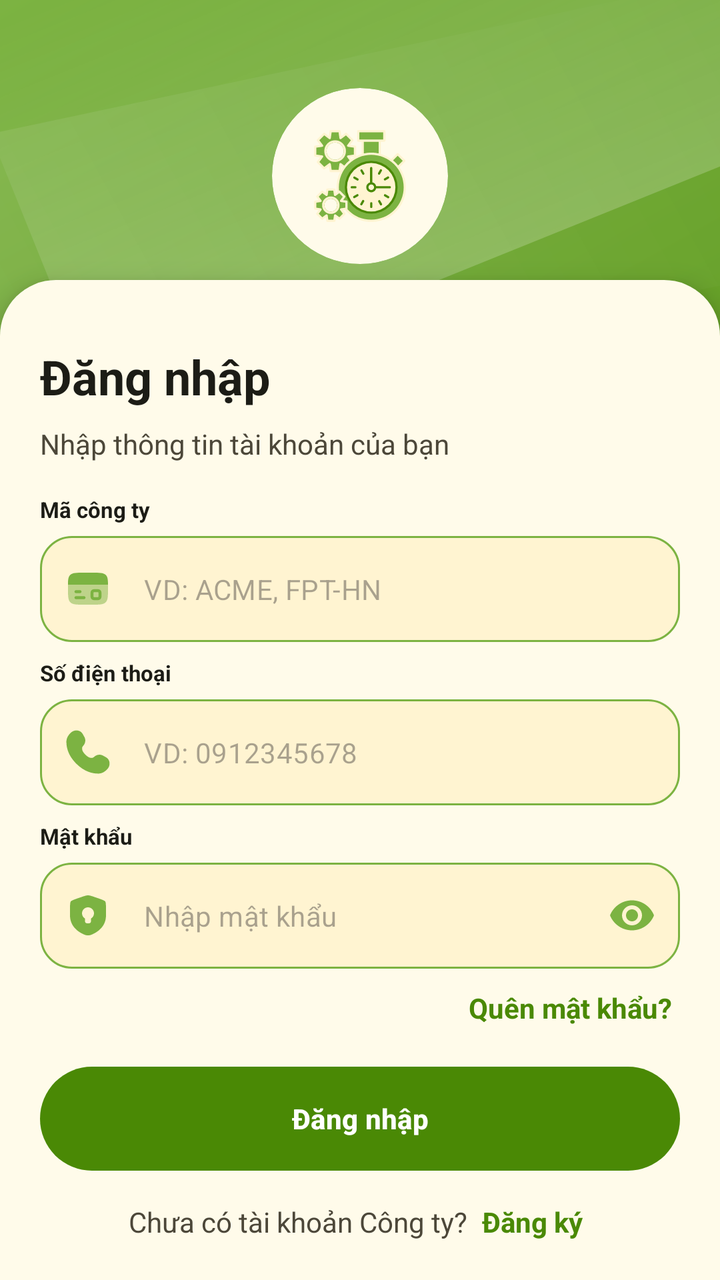
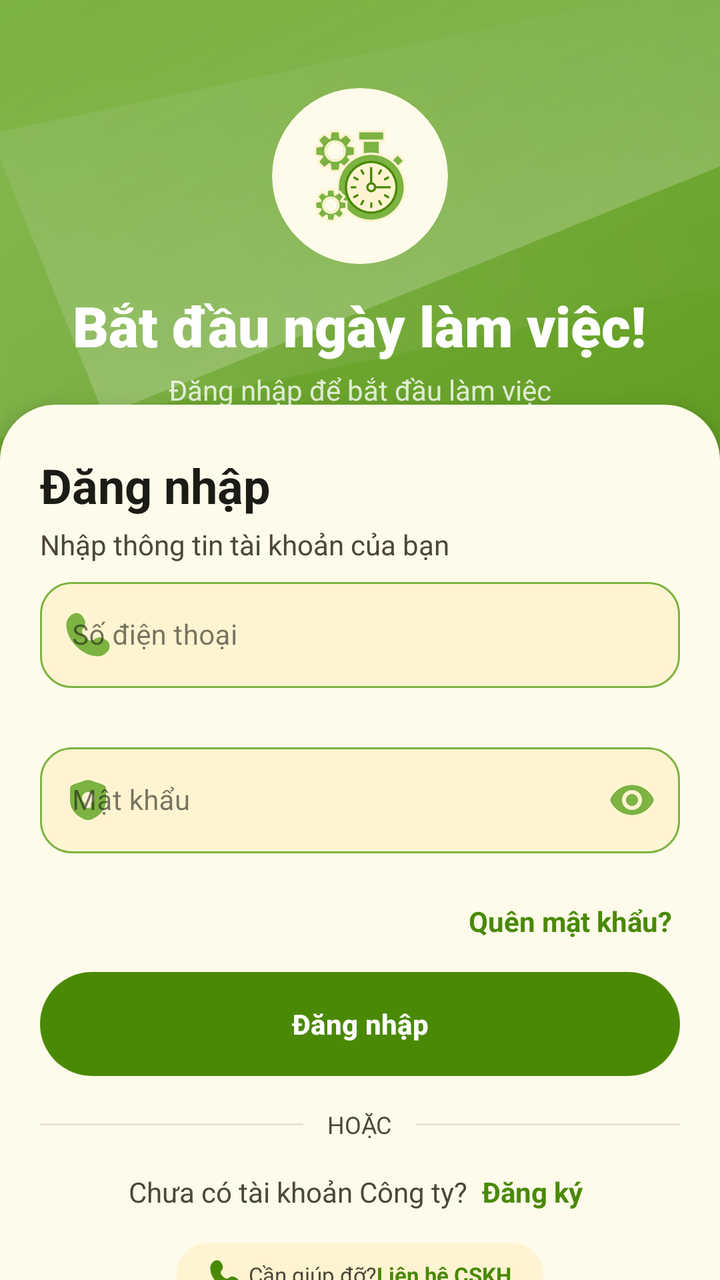

An Android layout rendered at two revisions. The XML below is the earlier revision; the diff shows what the commit changed to produce the second picture.
<!-- AndroidManifest.xml: application theme Theme.AttendanceApp -->
<!-- res/layout/fragment_login.xml -->
<?xml version="1.0" encoding="utf-8"?>
<androidx.coordinatorlayout.widget.CoordinatorLayout
    xmlns:android="http://schemas.android.com/apk/res/android"
    xmlns:app="http://schemas.android.com/apk/res-auto"
    xmlns:tools="http://schemas.android.com/tools"
    android:layout_width="match_parent"
    android:layout_height="match_parent"
    android:background="@drawable/bg_login_header"
    tools:context=".ui.main.auth.login.LoginFragment">

    
    <androidx.constraintlayout.widget.ConstraintLayout
        android:id="@+id/headerLayout"
        android:layout_width="match_parent"
        android:layout_height="match_parent">

        
        <LinearLayout
            android:id="@+id/loginHeader"
            android:layout_width="match_parent"
            android:layout_height="wrap_content"
            android:layout_marginTop="44dp"
            android:gravity="center"
            android:orientation="vertical"
            android:paddingHorizontal="@dimen/spacing_xl"
            app:layout_constraintEnd_toEndOf="parent"
            app:layout_constraintHorizontal_bias="0.0"
            app:layout_constraintStart_toStartOf="parent"
            app:layout_constraintTop_toTopOf="parent">

            <com.google.android.material.card.MaterialCardView
                android:id="@+id/cardLogo"
                android:layout_width="@dimen/login_logo_size"
                android:layout_height="@dimen/login_logo_size"
                app:cardCornerRadius="@dimen/radius_full"
                app:cardElevation="@dimen/elevation_none"
                app:strokeWidth="@dimen/border_none">

                <ImageView
                    android:id="@+id/ivLogo"
                    android:layout_width="match_parent"
                    android:layout_height="match_parent"
                    android:contentDescription="@string/app_name"
                    android:padding="@dimen/spacing_l"
                    android:src="@drawable/ic_logo" />
            </com.google.android.material.card.MaterialCardView>

            <TextView
                android:id="@+id/tvWelcome"
                android:layout_width="wrap_content"
                android:layout_height="wrap_content"
                android:layout_marginTop="@dimen/spacing_m"
                android:fontFamily="sans-serif-black"
                android:gravity="center"
                android:text="@string/login_welcome_title"
                android:textColor="?attr/colorOnPrimary"
                android:textSize="@dimen/text_size_headline_medium" />

            <TextView
                android:id="@+id/tvSubtitle"
                android:layout_width="wrap_content"
                android:layout_height="wrap_content"
                android:layout_marginTop="@dimen/spacing_2xs"
                android:alpha="0.8"
                android:gravity="center"
                android:text="@string/login_welcome_subtitle"
                android:textColor="?attr/colorOnPrimary"
                android:textSize="@dimen/text_size_body_medium" />

        </LinearLayout>
    </androidx.constraintlayout.widget.ConstraintLayout>

    
    <androidx.core.widget.NestedScrollView
        android:id="@+id/bottomSheet"
        android:layout_width="match_parent"
        android:layout_height="wrap_content"
        android:background="@drawable/bg_bottom_sheet"
        android:elevation="8dp"
        android:overScrollMode="never"
        app:behavior_fitToContents="true"
        app:behavior_hideable="false"
        app:behavior_peekHeight="500dp"
        app:layout_behavior="com.google.android.material.bottomsheet.BottomSheetBehavior">

        <LinearLayout
            android:layout_width="match_parent"
            android:layout_height="wrap_content"
            android:orientation="vertical"
            android:paddingHorizontal="@dimen/spacing_xl"
            android:paddingTop="@dimen/spacing_3xl"
            android:paddingBottom="@dimen/spacing_3xl">

            <TextView
                android:layout_width="wrap_content"
                android:layout_height="wrap_content"
                android:text="Đăng nhập"
                android:textColor="?attr/colorOnSurface"
                android:textSize="@dimen/text_size_headline_small"
                android:textStyle="bold" />

            <TextView
                android:layout_width="wrap_content"
                android:layout_height="wrap_content"
                android:layout_marginTop="@dimen/spacing_s"
                android:text="Nhập thông tin tài khoản của bạn"
                android:textColor="?attr/colorOnSurfaceVariant"
                android:textSize="@dimen/text_size_body_medium" />

            
            <TextView
                android:layout_width="wrap_content"
                android:layout_height="wrap_content"
                android:layout_marginTop="@dimen/spacing_l"
                android:text="Mã công ty"
                android:textColor="?attr/colorOnSurface"
                android:textSize="@dimen/text_size_body_small"
                android:textStyle="bold" />

            <com.google.android.material.textfield.TextInputLayout
                android:id="@+id/tilCompanyCode"
                style="@style/AppTextInputLayout"
                android:layout_width="match_parent"
                android:layout_height="wrap_content"
                android:layout_marginTop="@dimen/spacing_xs"
                app:endIconMode="clear_text"
                app:hintEnabled="false"
                app:startIconDrawable="@drawable/ic_card_company">

                <com.google.android.material.textfield.TextInputEditText
                    android:id="@+id/edtCompanyCode"
                    style="@style/AppTextInputEditText"
                    android:layout_width="match_parent"
                    android:layout_height="wrap_content"
                    android:hint="VD: ACME, FPT-HN"
                    android:inputType="textCapCharacters"
                    android:maxLines="1" />
            </com.google.android.material.textfield.TextInputLayout>

            
            <TextView
                android:layout_width="wrap_content"
                android:layout_height="wrap_content"
                android:layout_marginTop="@dimen/spacing_s"
                android:text="Số điện thoại"
                android:textColor="?attr/colorOnSurface"
                android:textSize="@dimen/text_size_body_small"
                android:textStyle="bold" />

            <com.google.android.material.textfield.TextInputLayout
                android:id="@+id/tilPhone"
                style="@style/AppTextInputLayout"
                android:layout_width="match_parent"
                android:layout_height="wrap_content"
                android:layout_marginTop="@dimen/spacing_xs"
                app:endIconMode="clear_text"
                app:hintEnabled="false"
                app:startIconDrawable="@drawable/ic_phone">

                <com.google.android.material.textfield.TextInputEditText
                    android:id="@+id/edtPhone"
                    style="@style/AppTextInputEditText"
                    android:layout_width="match_parent"
                    android:layout_height="wrap_content"
                    android:hint="VD: 0912345678"
                    android:inputType="phone"
                    android:maxLength="10"
                    android:maxLines="1" />
            </com.google.android.material.textfield.TextInputLayout>

            
            <TextView
                android:layout_width="wrap_content"
                android:layout_height="wrap_content"
                android:layout_marginTop="@dimen/spacing_s"
                android:text="Mật khẩu"
                android:textColor="?attr/colorOnSurface"
                android:textSize="@dimen/text_size_body_small"
                android:textStyle="bold" />

            <com.google.android.material.textfield.TextInputLayout
                android:id="@+id/tilPassword"
                style="@style/AppTextInputLayout"
                android:layout_width="match_parent"
                android:layout_height="wrap_content"
                android:layout_marginTop="@dimen/spacing_xs"
                app:endIconMode="password_toggle"
                app:hintEnabled="false"
                app:startIconDrawable="@drawable/ic_lock">

                <com.google.android.material.textfield.TextInputEditText
                    android:id="@+id/edtPassword"
                    style="@style/AppTextInputEditText"
                    android:layout_width="match_parent"
                    android:layout_height="wrap_content"
                    android:hint="Nhập mật khẩu"
                    android:inputType="textPassword"
                    android:maxLines="1" />
            </com.google.android.material.textfield.TextInputLayout>

            
            <TextView
                android:id="@+id/tvForgotPassword"
                android:layout_width="wrap_content"
                android:layout_height="wrap_content"
                android:layout_gravity="end"
                android:layout_marginTop="@dimen/spacing_xs"
                android:background="?attr/selectableItemBackground"
                android:padding="@dimen/spacing_2xs"
                android:text="@string/auth_forgot_password"
                android:textColor="?attr/colorPrimary"
                android:textSize="@dimen/text_size_label_large"
                android:textStyle="bold" />

            
            <LinearLayout
                android:layout_width="match_parent"
                android:layout_height="wrap_content"
                android:layout_marginTop="@dimen/spacing_l"
                android:gravity="center_vertical"
                android:orientation="horizontal">

                <com.google.android.material.button.MaterialButton
                    android:id="@+id/btnLogin"
                    style="@style/ButtonMaxWidthStyle"
                    android:layout_width="0dp"
                    android:layout_height="@dimen/button_height_default"
                    android:layout_weight="1"
                    android:text="@string/auth_login_button"
                    app:cornerRadius="@dimen/radius_full" />

            </LinearLayout>

            
            <LinearLayout
                android:id="@+id/layoutSignUp"
                android:layout_width="wrap_content"
                android:layout_height="wrap_content"
                android:layout_gravity="center_horizontal"
                android:layout_marginTop="@dimen/spacing_m"
                android:gravity="center"
                android:orientation="horizontal">

                <TextView
                    android:layout_width="wrap_content"
                    android:layout_height="wrap_content"
                    android:text="Chưa có tài khoản Công ty?"
                    android:textColor="?attr/colorOnSurfaceVariant"
                    android:textSize="@dimen/text_size_body_medium" />

                <TextView
                    android:id="@+id/tvSignUp"
                    android:layout_width="wrap_content"
                    android:layout_height="wrap_content"
                    android:background="?attr/selectableItemBackground"
                    android:padding="@dimen/spacing_2xs"
                    android:text=" Đăng ký"
                    android:textColor="?attr/colorPrimary"
                    android:textSize="@dimen/text_size_body_medium"
                    android:textStyle="bold" />
            </LinearLayout>

            
            <com.google.android.material.card.MaterialCardView
                android:id="@+id/btnContactSupport"
                style="@style/ItemCard"
                android:layout_width="wrap_content"
                android:layout_height="wrap_content"
                android:layout_gravity="center_horizontal"
                android:layout_marginTop="@dimen/spacing_l"
                app:cardBackgroundColor="?attr/colorSurfaceVariant"
                app:cardCornerRadius="@dimen/radius_full"
                app:cardElevation="0dp"
                app:strokeWidth="0dp">

                <LinearLayout
                    android:layout_width="wrap_content"
                    android:layout_height="wrap_content"
                    android:gravity="center"
                    android:orientation="horizontal"
                    android:paddingHorizontal="@dimen/spacing_l"
                    android:paddingVertical="@dimen/spacing_s">

                    <ImageView
                        android:layout_width="@dimen/icon_size_s"
                        android:layout_height="@dimen/icon_size_s"
                        android:layout_marginEnd="@dimen/spacing_2xs"
                        android:importantForAccessibility="no"
                        android:src="@drawable/ic_phone"
                        app:tint="?attr/colorPrimary" />

                    <TextView
                        android:layout_width="wrap_content"
                        android:layout_height="wrap_content"
                        android:text="@string/forgot_password_contact_help"
                        android:textColor="?attr/colorOnSurfaceVariant"
                        android:textSize="@dimen/text_size_body_small" />

                    <TextView
                        android:layout_width="wrap_content"
                        android:layout_height="wrap_content"
                        android:text="@string/forgot_password_contact_support"
                        android:textColor="?attr/colorPrimary"
                        android:textSize="@dimen/text_size_body_small"
                        android:textStyle="bold" />
                </LinearLayout>
            </com.google.android.material.card.MaterialCardView>

        </LinearLayout>
    </androidx.core.widget.NestedScrollView>

    
    <com.google.android.material.progressindicator.CircularProgressIndicator
        android:id="@+id/progressBar"
        android:layout_width="wrap_content"
        android:layout_height="wrap_content"
        android:layout_gravity="center"
        android:indeterminate="true"
        android:visibility="gone"
        app:indicatorColor="?attr/colorOnPrimary" />

</androidx.coordinatorlayout.widget.CoordinatorLayout>
<!-- resources referenced by this layout -->
<resources>
  <dimen name="border_none">0dp</dimen>
  <dimen name="button_height_default">52dp</dimen>
  <dimen name="elevation_none">0dp</dimen>
  <dimen name="icon_size_s">16dp</dimen>
  <dimen name="login_logo_size">88dp</dimen>
  <dimen name="radius_full">999dp</dimen>
  <dimen name="spacing_2xs">4dp</dimen>
  <dimen name="spacing_3xl">32dp</dimen>
  <dimen name="spacing_l">16dp</dimen>
  <dimen name="spacing_m">12dp</dimen>
  <dimen name="spacing_s">8dp</dimen>
  <dimen name="spacing_xl">20dp</dimen>
  <dimen name="spacing_xs">6dp</dimen>
  <dimen name="text_size_body_medium">14sp</dimen>
  <dimen name="text_size_body_small">11sp</dimen>
  <dimen name="text_size_headline_medium">28sp</dimen>
  <dimen name="text_size_headline_small">24sp</dimen>
  <dimen name="text_size_label_large">14sp</dimen>
  <!-- drawable ic_card_company: vector/xml drawable (drawable, 3134 chars, omitted) -->
  <string name="app_name">Quản lý chấm công</string>
  <string name="auth_forgot_password">Quên mật khẩu?</string>
  <string name="auth_login_button">Đăng nhập</string>
  <string name="forgot_password_contact_help">Cần giúp đỡ? </string>
  <string name="forgot_password_contact_support">Liên hệ CSKH</string>
  <string name="login_welcome_subtitle">Đăng nhập để bắt đầu làm việc</string>
  <string name="login_welcome_title">Bắt đầu ngày làm việc!</string>
  <style name="Theme.AttendanceApp" parent="Theme.AttendanceApp.Avocado" />
  <dimen name="radius_m">12dp</dimen>
  <dimen name="elevation_s">1dp</dimen>
  <color name="md_theme_light_primary">#4A8905</color>
  <color name="md_theme_light_onPrimary">#FFFFFF</color>
  <color name="md_theme_light_primaryContainer">#E2F0D3</color>
  <color name="md_theme_light_onPrimaryContainer">#14240B</color>
  <color name="md_theme_light_secondary">#7CB342</color>
  <color name="md_theme_light_onSecondary">#FFFFFF</color>
  <color name="md_theme_light_secondaryContainer">#F1F8E9</color>
  <color name="md_theme_light_onSecondaryContainer">#254106</color>
  <color name="md_theme_light_background">#FFFDF5</color>
  <color name="md_theme_light_onBackground">#1C1C16</color>
  <color name="md_theme_light_surface">#FFFBEA</color>
  <color name="md_theme_light_onSurface">#1C1C16</color>
  <color name="md_theme_light_surfaceVariant">#FFF4D1</color>
  <color name="md_theme_light_onSurfaceVariant">#4C4739</color>
  <color name="md_theme_light_outline">#D0C7B8</color>
  <color name="md_theme_light_outlineVariant">#EBE1D1</color>
  <color name="md_theme_light_error">#BA1A1A</color>
  <color name="md_theme_light_onError">#FFFFFF</color>
  <color name="md_theme_light_errorContainer">#FFDAD6</color>
  <color name="md_theme_light_onErrorContainer">#410002</color>
  <color name="attendance_present">#1B5E20</color>
  <color name="attendance_present_container">#E6FFD2</color>
  <color name="attendance_late">#E67E22</color>
  <color name="attendance_late_container">#FFEDD7</color>
  <color name="attendance_absent">#C0392B</color>
  <color name="attendance_absent_container">#FFE0DA</color>
  <color name="attendance_leave">#8E24AA</color>
  <color name="attendance_leave_container">#FDEBFF</color>
  <color name="attendance_not_checked">#5D6D7E</color>
  <color name="attendance_not_checked_container">#F2F4F4</color>
  <color name="attendance_weekend">#A9C6D9</color>
  <color name="attendance_weekend_container">#EEF6FB</color>
  <color name="attendance_early_leave">#2980B9</color>
  <color name="attendance_early_leave_container">#EBF5FB</color>
  <color name="attendance_present_card">#F0F9E6</color>
  <color name="attendance_late_card">#FFF5EB</color>
  <color name="attendance_absent_card">#FFF0EE</color>
  <color name="attendance_leave_card">#FAF5FC</color>
  <color name="attendance_not_checked_card">#F7F8F8</color>
  <color name="attendance_weekend_card">#F4F8FB</color>
  <color name="attendance_early_leave_card">#F2F8FC</color>
  <!-- unchanged entries left out for length: 11 -->
</resources>

<!-- the commit's change to res/layout/fragment_login.xml (unified diff, before → after) -->
@@ -80,7 +80,6 @@
         android:overScrollMode="never"
         app:behavior_fitToContents="true"
         app:behavior_hideable="false"
-        app:behavior_peekHeight="500dp"
         app:layout_behavior="com.google.android.material.bottomsheet.BottomSheetBehavior">
 
         <LinearLayout
@@ -88,8 +87,8 @@
             android:layout_height="wrap_content"
             android:orientation="vertical"
             android:paddingHorizontal="@dimen/spacing_xl"
-            android:paddingTop="@dimen/spacing_3xl"
-            android:paddingBottom="@dimen/spacing_3xl">
+            android:paddingTop="@dimen/spacing_2xl"
+            android:paddingBottom="@dimen/spacing_xl">
 
             <TextView
                 android:layout_width="wrap_content"
@@ -102,59 +101,21 @@
             <TextView
                 android:layout_width="wrap_content"
                 android:layout_height="wrap_content"
-                android:layout_marginTop="@dimen/spacing_s"
+                android:layout_marginTop="@dimen/spacing_2xs"
                 android:text="Nhập thông tin tài khoản của bạn"
                 android:textColor="?attr/colorOnSurfaceVariant"
                 android:textSize="@dimen/text_size_body_medium" />
 
             
-            <TextView
-                android:layout_width="wrap_content"
-                android:layout_height="wrap_content"
-                android:layout_marginTop="@dimen/spacing_l"
-                android:text="Mã công ty"
-                android:textColor="?attr/colorOnSurface"
-                android:textSize="@dimen/text_size_body_small"
-                android:textStyle="bold" />
-
-            <com.google.android.material.textfield.TextInputLayout
-                android:id="@+id/tilCompanyCode"
-                style="@style/AppTextInputLayout"
-                android:layout_width="match_parent"
-                android:layout_height="wrap_content"
-                android:layout_marginTop="@dimen/spacing_xs"
-                app:endIconMode="clear_text"
-                app:hintEnabled="false"
-                app:startIconDrawable="@drawable/ic_card_company">
-
-                <com.google.android.material.textfield.TextInputEditText
-                    android:id="@+id/edtCompanyCode"
-                    style="@style/AppTextInputEditText"
-                    android:layout_width="match_parent"
-                    android:layout_height="wrap_content"
-                    android:hint="VD: ACME, FPT-HN"
-                    android:inputType="textCapCharacters"
-                    android:maxLines="1" />
-            </com.google.android.material.textfield.TextInputLayout>
-
-            
-            <TextView
-                android:layout_width="wrap_content"
-                android:layout_height="wrap_content"
-                android:layout_marginTop="@dimen/spacing_s"
-                android:text="Số điện thoại"
-                android:textColor="?attr/colorOnSurface"
-                android:textSize="@dimen/text_size_body_small"
-                android:textStyle="bold" />
-
             <com.google.android.material.textfield.TextInputLayout
                 android:id="@+id/tilPhone"
                 style="@style/AppTextInputLayout"
                 android:layout_width="match_parent"
                 android:layout_height="wrap_content"
-                android:layout_marginTop="@dimen/spacing_xs"
+                android:layout_marginTop="@dimen/spacing_2xs"
+                android:hint="Số điện thoại"
                 app:endIconMode="clear_text"
-                app:hintEnabled="false"
+                app:errorEnabled="true"
                 app:startIconDrawable="@drawable/ic_phone">
 
                 <com.google.android.material.textfield.TextInputEditText
@@ -162,30 +123,21 @@
                     style="@style/AppTextInputEditText"
                     android:layout_width="match_parent"
                     android:layout_height="wrap_content"
-                    android:hint="VD: 0912345678"
                     android:inputType="phone"
                     android:maxLength="10"
                     android:maxLines="1" />
             </com.google.android.material.textfield.TextInputLayout>
 
             
-            <TextView
-                android:layout_width="wrap_content"
-                android:layout_height="wrap_content"
-                android:layout_marginTop="@dimen/spacing_s"
-                android:text="Mật khẩu"
-                android:textColor="?attr/colorOnSurface"
-                android:textSize="@dimen/text_size_body_small"
-                android:textStyle="bold" />
-
             <com.google.android.material.textfield.TextInputLayout
                 android:id="@+id/tilPassword"
                 style="@style/AppTextInputLayout"
                 android:layout_width="match_parent"
                 android:layout_height="wrap_content"
-                android:layout_marginTop="@dimen/spacing_xs"
+                android:layout_marginTop="@dimen/spacing_2xs"
+                android:hint="Mật khẩu"
                 app:endIconMode="password_toggle"
-                app:hintEnabled="false"
+                app:errorEnabled="true"
                 app:startIconDrawable="@drawable/ic_lock">
 
                 <com.google.android.material.textfield.TextInputEditText
@@ -193,7 +145,6 @@
                     style="@style/AppTextInputEditText"
                     android:layout_width="match_parent"
                     android:layout_height="wrap_content"
-                    android:hint="Nhập mật khẩu"
                     android:inputType="textPassword"
                     android:maxLines="1" />
             </com.google.android.material.textfield.TextInputLayout>
@@ -204,7 +155,6 @@
                 android:layout_width="wrap_content"
                 android:layout_height="wrap_content"
                 android:layout_gravity="end"
-                android:layout_marginTop="@dimen/spacing_xs"
                 android:background="?attr/selectableItemBackground"
                 android:padding="@dimen/spacing_2xs"
                 android:text="@string/auth_forgot_password"
@@ -216,7 +166,7 @@
             <LinearLayout
                 android:layout_width="match_parent"
                 android:layout_height="wrap_content"
-                android:layout_marginTop="@dimen/spacing_l"
+                android:layout_marginTop="@dimen/spacing_m"
                 android:gravity="center_vertical"
                 android:orientation="horizontal">
 
@@ -233,6 +183,35 @@
 
             
             <LinearLayout
+                android:layout_width="match_parent"
+                android:layout_height="wrap_content"
+                android:layout_marginTop="@dimen/spacing_l"
+                android:gravity="center_vertical"
+                android:orientation="horizontal">
+
+                <View
+                    android:layout_width="0dp"
+                    android:layout_height="1dp"
+                    android:layout_weight="1"
+                    android:background="?attr/colorOutlineVariant" />
+
+                <TextView
+                    android:layout_width="wrap_content"
+                    android:layout_height="wrap_content"
+                    android:paddingHorizontal="@dimen/spacing_m"
+                    android:text="HOẶC"
+                    android:textColor="?attr/colorOnSurfaceVariant"
+                    android:textSize="@dimen/text_size_label_medium" />
+
+                <View
+                    android:layout_width="0dp"
+                    android:layout_height="1dp"
+                    android:layout_weight="1"
+                    android:background="?attr/colorOutlineVariant" />
+            </LinearLayout>
+
+            
+            <LinearLayout
                 android:id="@+id/layoutSignUp"
                 android:layout_width="wrap_content"
                 android:layout_height="wrap_content"
@@ -267,7 +246,7 @@
                 android:layout_width="wrap_content"
                 android:layout_height="wrap_content"
                 android:layout_gravity="center_horizontal"
-                android:layout_marginTop="@dimen/spacing_l"
+                android:layout_marginTop="@dimen/spacing_m"
                 app:cardBackgroundColor="?attr/colorSurfaceVariant"
                 app:cardCornerRadius="@dimen/radius_full"
                 app:cardElevation="0dp"
<!-- resource entries referenced after the edit -->
@@ -6,19 +6,18 @@
   <dimen name="icon_size_s">16dp</dimen>
   <dimen name="login_logo_size">88dp</dimen>
   <dimen name="radius_full">999dp</dimen>
+  <dimen name="spacing_2xl">24dp</dimen>
   <dimen name="spacing_2xs">4dp</dimen>
-  <dimen name="spacing_3xl">32dp</dimen>
   <dimen name="spacing_l">16dp</dimen>
   <dimen name="spacing_m">12dp</dimen>
   <dimen name="spacing_s">8dp</dimen>
   <dimen name="spacing_xl">20dp</dimen>
-  <dimen name="spacing_xs">6dp</dimen>
   <dimen name="text_size_body_medium">14sp</dimen>
   <dimen name="text_size_body_small">11sp</dimen>
   <dimen name="text_size_headline_medium">28sp</dimen>
   <dimen name="text_size_headline_small">24sp</dimen>
   <dimen name="text_size_label_large">14sp</dimen>
-  <!-- drawable ic_card_company: vector/xml drawable (drawable, 3134 chars, omitted) -->
+  <dimen name="text_size_label_medium">12sp</dimen>
   <string name="app_name">Quản lý chấm công</string>
   <string name="auth_forgot_password">Quên mật khẩu?</string>
   <string name="auth_login_button">Đăng nhập</string>
